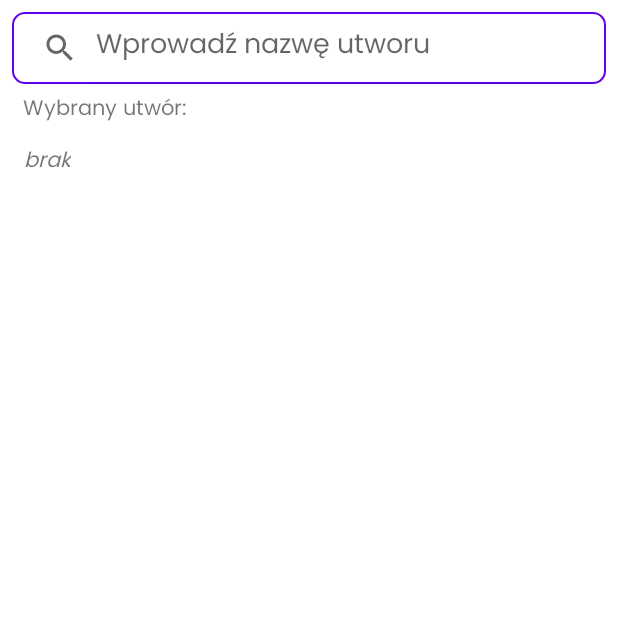
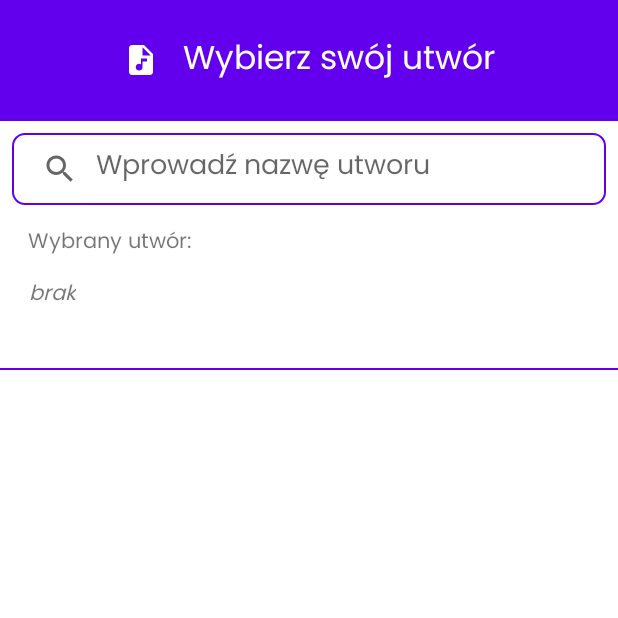
Before and after one commit to AdamJou/GuessTheSong, an Android app: the SearchActivity screen opened directly, with no data from a screen before it, on a phone screen of 412 x 824 dp, the top half of it. Run offline under Robolectric (Android 15) with nearby library versions, the phone set to English and light mode, and no system bars; our stand-ins replace Firebase (no records; nobody signed in at launch, a user with empty details on screens opened directly); libraries missing offline, so code that uses them is left out: io.github.muddz.styleabletoast, org.checkerframework.checker.

Commit message:
UI improvements, filtering song titles, dark mode fix

```diff
--- a/app/src/main/java/com/example/czyjatomelodia/Base/BaseActivity.java
+++ b/app/src/main/java/com/example/czyjatomelodia/Base/BaseActivity.java
@@ -3,6 +3,8 @@ package com.example.czyjatomelodia.Base;
 
 import android.app.Activity;
 import android.os.Bundle;
+import android.view.animation.Animation;
+import android.view.animation.AnimationUtils;
 import android.widget.Toast;
 
 import androidx.annotation.Nullable;
@@ -21,12 +23,16 @@ public class BaseActivity extends AppCompatActivity {
     private static final long DOUBLE_CLICK_TIME_DELTA = 2000;
     private long lastClickTime = 0;
     private static List<Activity> activityList = new ArrayList<>();
+    public Animation fade, leftfade,rightfade;
 
     @Override
     protected void onCreate(@Nullable Bundle savedInstanceState) {
         super.onCreate(savedInstanceState);
         setTheme(R.style.Theme_CzyjaToMelodia_Fullscreen);
         AppCompatDelegate.setDefaultNightMode(AppCompatDelegate.MODE_NIGHT_NO);
+        leftfade = AnimationUtils.loadAnimation(this, R.anim.leftfade);
+        rightfade = AnimationUtils.loadAnimation(this, R.anim.rightfade);
+        fade = AnimationUtils.loadAnimation(this, R.anim.fadeanim);
 
         activityList.add(this);
     }
--- /dev/null
+++ b/app/src/main/res/drawable/ic_choose.xml
@@ -0,0 +1,5 @@
+<vector android:height="24dp" android:tint="#FFFFFF"
+    android:viewportHeight="24" android:viewportWidth="24"
+    android:width="24dp" xmlns:android="http://schemas.android.com/apk/res/android">
+    <path android:fillColor="@android:color/white" android:pathData="M14,2H6C4.9,2 4.01,2.9 4.01,4L4,20c0,1.1 0.89,2 1.99,2H18c1.1,0 2,-0.9 2,-2V8L14,2zM16,13h-3v3.75c0,1.24 -1.01,2.25 -2.25,2.25S8.5,17.99 8.5,16.75c0,-1.24 1.01,-2.25 2.25,-2.25c0.46,0 0.89,0.14 1.25,0.38V11h4V13zM13,9V3.5L18.5,9H13z"/>
+</vector>
--- a/app/src/main/res/drawable/separator.xml
+++ b/app/src/main/res/drawable/separator.xml
@@ -12,10 +12,7 @@
 
             <solid android:color="#00FFFFFF" />
 
-            <padding android:left="10dp"
-                android:right="10dp"
-                android:top="10dp"
-                android:bottom="10dp" />
+
         </shape>
     </item>
 
--- /dev/null
+++ b/app/src/main/res/drawable/separator_top.xml
@@ -0,0 +1,22 @@
+<?xml version="1.0" encoding="utf-8"?>
+<layer-list xmlns:android="http://schemas.android.com/apk/res/android" >
+    <item
+        android:bottom="-10dp"
+        android:left="-20dp"
+        android:right="-20dp"
+        android:top="1dp">
+        <shape android:shape="rectangle" >
+            <stroke
+                android:width="1dp"
+                android:color="@color/design_default_color_primary" />
+
+            <solid android:color="#BAFFFFFF" />
+
+            <padding android:left="10dp"
+                android:right="10dp"
+                android:top="10dp"
+                android:bottom="10dp" />
+        </shape>
+    </item>
+
+</layer-list>
--- a/app/src/main/res/layout/activity_player_list.xml
+++ b/app/src/main/res/layout/activity_player_list.xml
@@ -3,7 +3,7 @@
     xmlns:app="http://schemas.android.com/apk/res-auto"
     xmlns:tools="http://schemas.android.com/tools"
     android:layout_width="match_parent"
-    android:background="@color/white"
+    android:background="@drawable/corners_bg"
     android:layout_height="match_parent"
     tools:context=".PlayerList">
 
@@ -43,6 +43,7 @@
         android:layout_height="wrap_content"
         android:text="Odśwież"
         android:background="@drawable/cornersempty"
+        android:fontFamily="@font/poppins"
         android:drawableStart="@drawable/ic_baseline_refresh_24"
         android:drawablePadding="8dp"
         android:paddingStart="8dp"
--- a/app/src/main/res/layout/activity_search.xml
+++ b/app/src/main/res/layout/activity_search.xml
@@ -6,12 +6,46 @@
     xmlns:tools="http://schemas.android.com/tools"
     android:layout_width="match_parent"
     android:background="@color/white"
+
     android:layout_height="match_parent"
     android:orientation="vertical">
 
+
+    <LinearLayout
+        android:layout_width="match_parent"
+        android:layout_height="wrap_content"
+        android:id="@+id/linearSearch"
+        app:layout_constraintEnd_toEndOf="parent"
+        app:layout_constraintStart_toStartOf="parent"
+
+        android:orientation="vertical"
+        app:layout_constraintTop_toTopOf="parent">
+
+
+        <LinearLayout
+            android:layout_width="match_parent"
+            android:orientation="vertical"
+            android:layout_weight="1"
+            android:backgroundTint="@color/design_default_color_primary"
+            android:background="@color/background_default"
+            android:layout_height="0dp">
+            <TextView
+                android:layout_width="wrap_content"
+                android:fontFamily="@font/poppins"
+                android:layout_height="wrap_content"
+                android:layout_gravity="center"
+                android:textColor="@color/white"
+                android:drawablePadding="16dp"
+                android:textSize="22sp"
+                android:padding="22dp"
+                android:text="Wybierz swój utwór"
+                app:drawableLeftCompat="@drawable/ic_choose" />
+        </LinearLayout>
+
+
         <androidx.appcompat.widget.SearchView
             android:id="@+id/ytTxt"
-        android:layout_width="0dp"
+            android:layout_width="match_parent"
             android:layout_height="wrap_content"
             android:layout_margin="8dp"
             android:background="@drawable/search_design"
@@ -22,6 +56,12 @@
             app:layout_constraintTop_toTopOf="parent"
             app:queryHint="Wprowadź nazwę utworu" />
 
+
+
+    </LinearLayout>
+
+
+
     <RelativeLayout
         android:id="@+id/left_layout"
         android:layout_width="250dp"
@@ -30,7 +70,7 @@
         app:layout_constraintBottom_toTopOf="@+id/ytRecycle"
         app:layout_constraintEnd_toStartOf="@+id/btnSubmitSong"
         app:layout_constraintStart_toStartOf="parent"
-        app:layout_constraintTop_toBottomOf="@+id/ytTxt"
+        app:layout_constraintTop_toBottomOf="@+id/linearSearch"
         tools:ignore="MissingConstraints">
 
         <TextView
@@ -38,8 +78,8 @@
             android:layout_width="wrap_content"
             android:layout_height="wrap_content"
             android:layout_alignParentTop="true"
-            android:layout_margin="5dp"
             android:layout_marginStart="5dp"
+            android:layout_marginTop="5dp"
             android:layout_marginEnd="5dp"
             android:layout_marginBottom="5dp"
             android:text="Wybrany utwór:"
@@ -51,71 +91,54 @@
             android:layout_height="wrap_content"
             android:layout_below="@+id/textView"
             android:layout_alignStart="@+id/textView"
-            android:textAlignment="center"
+            android:layout_marginStart="0dp"
 
-            android:layout_marginStart="0dp"
             android:layout_marginTop="5dp"
             android:layout_marginEnd="5dp"
             android:layout_marginBottom="5dp"
             android:ellipsize="end"
             android:maxLines="2"
             android:text="brak"
+            android:textAlignment="center"
             android:textStyle="italic"
             app:layout_constraintStart_toStartOf="parent"
             app:layout_constraintTop_toBottomOf="@+id/textView"
             app:layout_constraintVertical_bias="0.363" />
 
-        <!--
-        <Button
-            android:id="@+id/btnKurwa"
-            android:layout_width="wrap_content"
-            android:layout_height="wrap_content"
-            android:layout_alignBottom="@+id/tvSelectedSong"
-            android:layout_alignParentStart="true"
-            android:layout_marginBottom="5dp"
-            android:text="Pierwsza" />
 
-        <Button
-            android:id="@+id/btnKd"
-            android:layout_width="wrap_content"
-            android:layout_height="wrap_content"
-            android:layout_alignParentEnd="true"
-            android:layout_alignParentBottom="true"
-            android:layout_marginEnd="39dp"
-            android:layout_marginBottom="4dp"
-            android:text="Druga"
-            app:layout_constraintStart_toStartOf="parent" />
-        -->
     </RelativeLayout>
 
 
-    <Button
+    <androidx.appcompat.widget.AppCompatButton
         android:id="@+id/btnSubmitSong"
         android:layout_width="wrap_content"
         android:layout_height="wrap_content"
         android:layout_marginStart="10dp"
-
+        android:textColor="@color/white"
+        android:padding="16dp"
+        android:backgroundTint="@color/design_default_color_primary"
+        android:background="@drawable/cornersemptypositive"
         android:layout_marginEnd="10dp"
         android:text="Zatwierdź"
         android:visibility="invisible"
         app:layout_constraintBottom_toTopOf="@+id/ytRecycle"
         app:layout_constraintEnd_toEndOf="parent"
         app:layout_constraintStart_toEndOf="@+id/left_layout"
-        app:layout_constraintTop_toBottomOf="@+id/ytTxt"
+        app:layout_constraintTop_toBottomOf="@+id/linearSearch"
         tools:ignore="MissingConstraints" />
 
     <androidx.recyclerview.widget.RecyclerView
         android:id="@+id/ytRecycle"
         android:layout_width="0dp"
         android:layout_height="0dp"
-
+        android:background="@drawable/separator_top"
         android:layout_marginTop="100dp"
         app:layout_constraintBottom_toBottomOf="parent"
         app:layout_constraintEnd_toEndOf="parent"
-        app:layout_constraintHorizontal_bias="0.0"
+        app:layout_constraintHorizontal_bias="1.0"
         app:layout_constraintStart_toStartOf="parent"
-        app:layout_constraintTop_toBottomOf="@+id/ytTxt"
-        app:layout_constraintVertical_bias="0.0">
+        app:layout_constraintTop_toBottomOf="@+id/linearSearch"
+        app:layout_constraintVertical_bias="1.0">
 
     </androidx.recyclerview.widget.RecyclerView>
 
--- a/app/src/main/res/layout/player_item.xml
+++ b/app/src/main/res/layout/player_item.xml
@@ -33,6 +33,7 @@
                 android:layout_centerHorizontal="true"
                 android:drawablePadding="-36dp"
                 android:textSize="18dp"
+                android:fontFamily="@font/poppins"
                 android:drawableTint="@color/colorPositive"
                 android:background="@drawable/cornersempty"
                 android:backgroundTint="@color/background_default"
--- a/app/src/main/res/values/strings.xml
+++ b/app/src/main/res/values/strings.xml
@@ -1,5 +1,5 @@
 <resources>
-    <string name="app_name">CzyjaToMelodia</string>
+    <string name="app_name">Czyja To \nMelodia?</string>
     <string name="title_activity_login">Login</string>
     <string name="dummy_button">Dummy Button</string>
     <string name="dummy_content">DUMMY\nCONTENT</string>
--- a/app/src/main/res/values/styles.xml
+++ b/app/src/main/res/values/styles.xml
@@ -3,26 +3,18 @@
     <style name="Widget.Theme.CzyjaToMelodia.NoActionBar.Fullscreen" parent="Widget.AppCompat.ActionBar">
         <item name="android:background">@color/black_overlay</item>
         <item name="android:buttonStyle">@style/AppButtonStyle</item>
-
+        <item name="android:fontFamily">@font/poppins</item>
     </style>
 
-
     <style name="AlertDialogTheme" parent="Theme.AppCompat.Light.Dialog.Alert">
-
-            <item name="android:textColor">@color/white</item>
+        <item name="android:textColor">@color/white</item>
         <item name="android:textStyle">bold</item>
-
-
-
-
     </style>
 
-    <style name="AppTheme"  parent="Widget.AppCompat.ActionBar">
-        <!-- ... Inne atrybuty stylu ... -->
-
+    <style name="AppTheme" parent="Widget.AppCompat.ActionBar">
+        <item name="android:fontFamily">@font/poppins</item>
         <item name="android:buttonStyle">@style/AppButtonStyle</item>
     </style>
-
 
     <style name="AppButtonStyle" parent="Widget.AppCompat.Button">
         <item name="android:background">@drawable/cornersempty</item>
@@ -30,10 +22,10 @@
 
     <style name="Widget.Theme.CzyjaToMelodia.ButtonBar.Fullscreen" parent="">
         <item name="android:background">@color/black_overlay</item>
+        <item name="android:fontFamily">@font/poppins</item>
         <item name="android:buttonStyle">@style/AppButtonStyle</item>
         <item name="android:buttonBarStyle">?android:attr/buttonBarStyle</item>
     </style>
-
 
     <style name="backToast">
         <item name="stTextBold">true</item>
@@ -49,5 +41,4 @@
         <item name="stRadius">5dp</item>
     </style>
 
-
 </resources>
--- a/app/src/main/res/values/themes.xml
+++ b/app/src/main/res/values/themes.xml
@@ -10,6 +10,7 @@
         <item name="colorSecondaryVariant">@color/teal_700</item>
         <item name="colorOnSecondary">@color/black</item>
         <!-- Status bar color. -->
+
         <item name="android:statusBarColor" tools:targetApi="l">?attr/colorPrimaryVariant</item>
         <!-- Customize your theme here. -->
         //<item name="android:forceDarkAllowed" tools:targetApi="q"> false</item>
@@ -18,9 +19,8 @@
 
     </style>
 
-    <style name="BoldTextStyle">
-        <item name="android:fontFamily">@font/poppinsbold</item>
-    </style>
+
+
 
     <style name="ItalicTextStyle">
         <item name="android:fontFamily">@font/poppinsitalic</item>
```
Also changed, not shown: app/src/main/java/com/example/czyjatomelodia/Adapter/VideoDetailsAdapter.java (+23 -1 lines), app/src/main/java/com/example/czyjatomelodia/AdminActivity.java (+7 -2 lines), app/src/main/java/com/example/czyjatomelodia/MyViewHolder.java (+31 -0 lines), app/src/main/java/com/example/czyjatomelodia/PlaySongActivity.java (+0 -11 lines), app/src/main/java/com/example/czyjatomelodia/SearchActivity.java (+49 -6 lines), app/src/main/java/com/example/czyjatomelodia/VoteActivity.java (+12 -5 lines), app/src/main/res/drawable/corners_bg.xml (+2 -6 lines), app/src/main/res/layout/activity_admin.xml (+26 -25 lines), app/src/main/res/layout/activity_vote.xml (+13 -9 lines), app/src/main/res/layout/row_item.xml (+23 -16 lines). Lines whose indentation alone changed are shown as unchanged.
